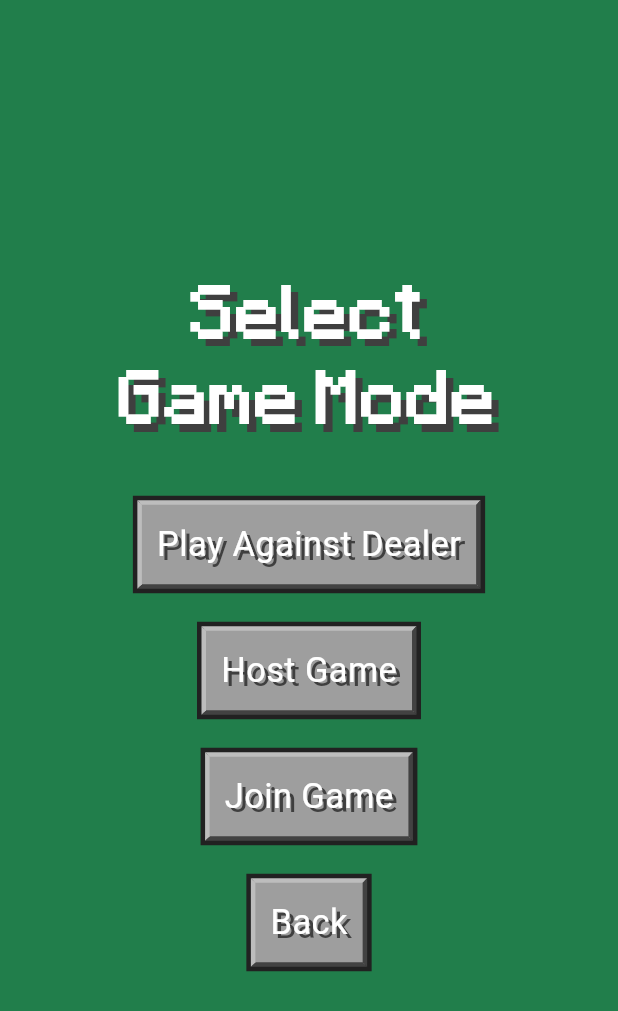
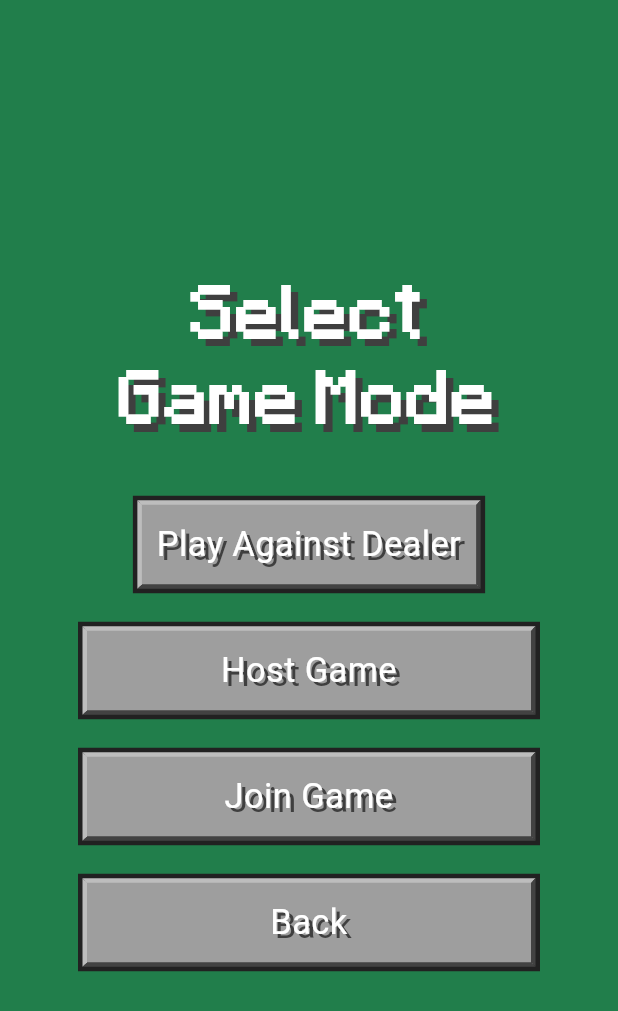
Before and after one commit to hdaren2/JackBlack, a Flutter app: the ModePage screen opened directly, on a phone screen of 412 x 824 dp. Shown: the top 1011 px of the screen. Run offline on Flutter 3.47's test engine with Material 3 defaults, Android fonts, the phone set to English and light mode, and no system bars; our stand-ins replace supabase_flutter; missing offline and left inert: flutter_webrtc; accounts and stored records are empty.

Commit message:
Changed button template.

```diff
--- a/jackblack/lib/widgets/custom_button.dart
+++ b/jackblack/lib/widgets/custom_button.dart
@@ -19,16 +19,18 @@ class CustomButton extends StatelessWidget {
   const CustomButton({super.key,
     required this.text,
     this.onPressed,
+    this.fontSize = 23,
+    this.shadowOffset = const Offset(3, 2.5),
     this.width,
-    this.fontSize = 23,
-    this.shadowOffset = const Offset(3, 2.5)
+    this.height
   });
 
   final String text;
   final Function()? onPressed;
-  final double? width;
   final double fontSize;
   final Offset shadowOffset;
+  final double? width;
+  final double? height;
 
   @override
   Widget build(BuildContext context) {
@@ -37,6 +39,8 @@ class CustomButton extends StatelessWidget {
       child: InkWell(
         onTap: onPressed,
         child: Container(
+          width: width,
+          height: height,
           padding: EdgeInsets.all(10),
           decoration: BoxDecoration(
             color: Colors.grey.shade500,
@@ -67,6 +71,7 @@ class CustomButton extends StatelessWidget {
           ),
           child: Text(
             text,
+            textAlign: TextAlign.center,
             style: TextStyle(fontSize: fontSize, color: Colors.white, shadows: [Shadow(offset: shadowOffset, blurRadius: 0, color: Color.fromRGBO(63, 63, 63, 1))])
           ),
         ),
```
